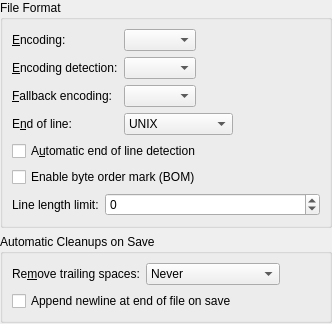
Qt form src/dialogs/opensaveconfigwidget.ui (KDE/ktexteditor) before a commit.
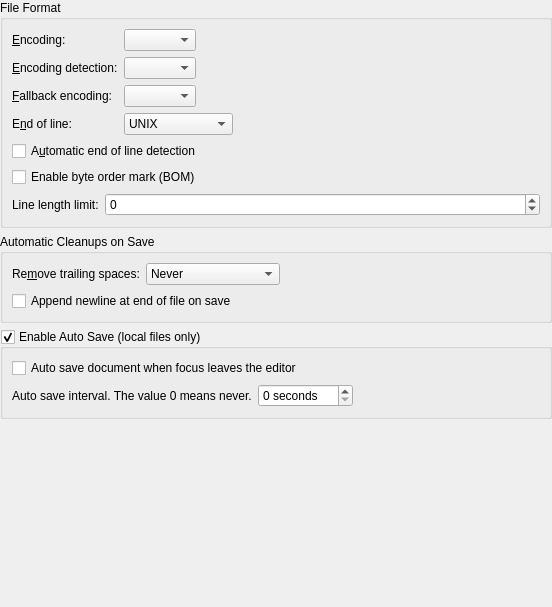
The same form after that commit.

Commit message:
Allow auto saving document
With this change it will be possible to auto save the docs. There are
two ways in which the doc will get autosaved:
1. When the view looses focus => auto save
2. When the timer is timed out

It is possible to choose only one of the above config or both.

```diff
--- a/src/dialogs/opensaveconfigwidget.ui
+++ b/src/dialogs/opensaveconfigwidget.ui
@@ -2,6 +2,14 @@
 <ui version="4.0">
  <class>OpenSaveConfigWidget</class>
  <widget class="QWidget" name="OpenSaveConfigWidget">
+  <property name="geometry">
+   <rect>
+    <x>0</x>
+    <y>0</y>
+    <width>552</width>
+    <height>607</height>
+   </rect>
+  </property>
   <layout class="QVBoxLayout">
    <property name="margin">
     <number>0</number>
@@ -216,6 +224,68 @@
      </layout>
     </widget>
    </item>
+   <item>
+    <widget class="QGroupBox" name="gbAutoSave">
+     <property name="title">
+      <string>Enable Auto Save (local files only)</string>
+     </property>
+     <property name="checkable">
+      <bool>true</bool>
+     </property>
+     <layout class="QVBoxLayout" name="verticalLayout">
+      <item>
+       <widget class="QCheckBox" name="cbAutoSaveOnFocus">
+        <property name="sizePolicy">
+         <sizepolicy hsizetype="Minimum" vsizetype="Fixed">
+          <horstretch>0</horstretch>
+          <verstretch>0</verstretch>
+         </sizepolicy>
+        </property>
+        <property name="text">
+         <string>Auto save document when focus leaves the editor</string>
+        </property>
+       </widget>
+      </item>
+      <item>
+       <layout class="QHBoxLayout" name="horizontalLayout_2">
+        <item>
+         <widget class="QLabel" name="label_2">
+          <property name="text">
+           <string>Auto save interval. The value 0 means never.</string>
+          </property>
+         </widget>
+        </item>
+        <item>
+         <widget class="QSpinBox" name="spbAutoSaveInterval">
+          <property name="specialValueText">
+           <string/>
+          </property>
+          <property name="suffix">
+           <string> seconds</string>
+          </property>
+          <property name="maximum">
+           <number>300</number>
+          </property>
+         </widget>
+        </item>
+        <item>
+         <spacer name="horizontalSpacer_2">
+          <property name="orientation">
+           <enum>Qt::Horizontal</enum>
+          </property>
+          <property name="sizeHint" stdset="0">
+           <size>
+            <width>40</width>
+            <height>20</height>
+           </size>
+          </property>
+         </spacer>
+        </item>
+       </layout>
+      </item>
+     </layout>
+    </widget>
+   </item>
    <item>
     <spacer>
      <property name="orientation">
```
Left out of the diff: 11 changed lines with no effect on the pictures. The commit also changes 6 other files.
